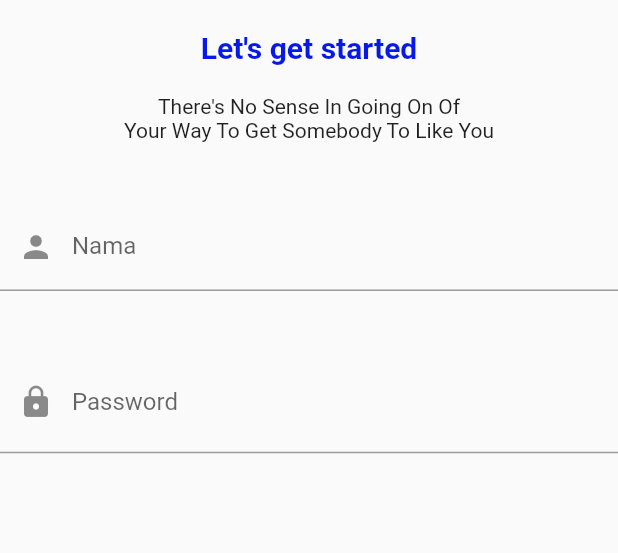
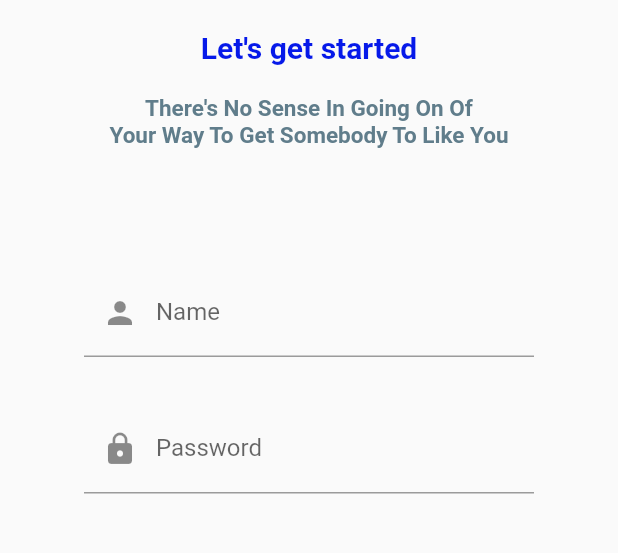
Before and after one commit to ShinDSR/PAML_Exercise01, a Flutter app: the screen it shows after launch, after a tap on the "arrow forward" icon, on a phone screen of 412 x 824 dp, the part 345-898 px from its top. Run offline on Flutter 3.47's test engine with Material 2 defaults, Android fonts, the phone set to English and light mode, and no system bars.

Commit message:
change layout TextForm on LoginPage

```diff
--- a/lib/loginpage.dart
+++ b/lib/loginpage.dart
@@ -10,14 +10,20 @@ class LoginPage extends StatefulWidget {
 }
 
 class _LoginPageState extends State<LoginPage> {
+  final _logData = GlobalKey<FormState>();
+  final nameData = TextEditingController();
+  final passData = TextEditingController();
 
-  bool eyeToggle = true;
+  bool Toggle = true;
 
   @override
   Widget build(BuildContext context) {
     return Scaffold(
-      body: Column(mainAxisAlignment: MainAxisAlignment.start,
-      children: <Widget>[
+      body: SingleChildScrollView(
+        child: Center(
+            key: _logData,
+            child: Column(
+              children: [
                 Container(
                   height: 80,
                 ),
@@ -34,50 +40,72 @@ class _LoginPageState extends State<LoginPage> {
                   style: TextStyle(
                       color: Color.fromARGB(255, 6, 25, 233),
                       fontSize: 20,
-            fontWeight: FontWeight.bold
-          ),
+                      fontWeight: FontWeight.bold),
                 ),
                 Container(
                   height: 20,
                 ),
-        const Text("There's No Sense In Going On Of"),
-        const Text('Your Way To Get Somebody To Like You'),
+                const Text(
+                  "There's No Sense In Going On Of",
+                  style: TextStyle(
+                      color: Colors.blueGrey,
+                      fontSize: 15,
+                      fontWeight: FontWeight.bold),
+                ),
+                const Text(
+                  'Your Way To Get Somebody To Like You',
+                  style: TextStyle(
+                      color: Colors.blueGrey,
+                      fontSize: 15,
+                      fontWeight: FontWeight.bold),
+                ),
                 Container(
-          height: 40,
+                  height: 80,
                 ),
-        TextFormField(
+                Container(
+                    width: 300,
+                    height: 60,
+                    child: TextFormField(
                       keyboardType: TextInputType.name,
                       controller: TextEditingController(),
                       decoration: InputDecoration(
-            labelText: 'Nama',
+                          labelText: 'Name',
                           hintText: 'Enter your name',
-            prefixIcon: Icon(Icons.person)
-          ),
+                          prefixIcon: Icon(Icons.person)),
+                    )),
+                Container(
+                  height: 30,
                 ),
                 Container(
-          height: 40,
-        ),
-        TextFormField(
+                  width: 300,
+                  height: 60,
+                  child: TextFormField(
                     keyboardType: TextInputType.text,
-          obscureText: eyeToggle,
+                    obscureText: Toggle,
                     controller: TextEditingController(),
                     decoration: InputDecoration(
                         labelText: 'Password',
                         hintText: 'Enter your password',
                         prefixIcon: Icon(Icons.lock),
                         suffix: InkWell(
-              onTap: (){
+                          onTap: () {
                             setState(() {
-                  eyeToggle = !eyeToggle;
+                              Toggle = !Toggle;
                             });
                           },
-              child: Icon(
-                eyeToggle ? Icons.visibility : Icons.visibility_off
-              ),
+                          child: Icon(Toggle
+                              ? Icons.visibility_off
+                              : Icons.visibility),
                         )
                       ),
                   ),
+                ),
+                Container(
+                  height: 30,
+                )
               ],
+            )
+          ),
       ),
     );
   }
--- a/lib/registerpage.dart
+++ b/lib/registerpage.dart
@@ -16,7 +16,7 @@ class _RegisterPageState extends State<RegisterPage> {
   final passData = TextEditingController();
   final rePass = TextEditingController();
 
-  bool eyeToggle = true;
+  bool Toggle = true;
 
   @override
   Widget build(BuildContext context) {
@@ -110,11 +110,11 @@ class _RegisterPageState extends State<RegisterPage> {
                     suffix: InkWell(
                       onTap: (){
                         setState(() {
-                          eyeToggle = !eyeToggle;
+                          Toggle = !Toggle;
                         });
                       },
                       child: Icon(
-                        eyeToggle ? Icons.visibility : Icons.visibility_off
+                        Toggle ? Icons.visibility_off : Icons.visibility
                       ),
                     )
                   ),
@@ -147,11 +147,11 @@ class _RegisterPageState extends State<RegisterPage> {
                     suffix: InkWell(
                       onTap: (){
                         setState(() {
-                          eyeToggle = !eyeToggle;
+                          Toggle = !Toggle;
                         });
                       },
                       child: Icon(
-                        eyeToggle ? Icons.visibility : Icons.visibility_off
+                        Toggle ? Icons.visibility : Icons.visibility_off
                       )
                     )
                   ),
```
Lines whose indentation alone changed are shown as unchanged.
